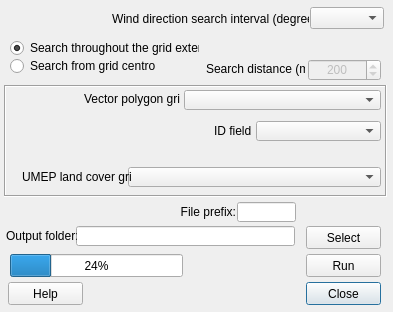
Before: the Qt Designer form LandCoverFractionGrid/landcoverfraction_grid_dialog_base.ui in UMEP-dev/UMEP, drawn with Qt 5.
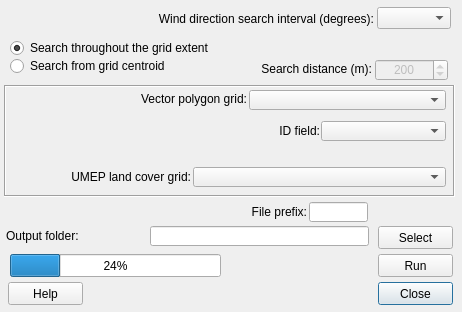
After: the same form once the commit is applied.

```diff
--- a/LandCoverFractionGrid/landcoverfraction_grid_dialog_base.ui
+++ b/LandCoverFractionGrid/landcoverfraction_grid_dialog_base.ui
@@ -6,7 +6,7 @@
    <rect>
     <x>0</x>
     <y>0</y>
-    <width>393</width>
+    <width>462</width>
     <height>312</height>
    </rect>
   </property>
@@ -16,7 +16,7 @@
   <widget class="QComboBox" name="degreeBox">
    <property name="geometry">
     <rect>
-     <x>310</x>
+     <x>377</x>
      <y>7</y>
      <width>74</width>
      <height>22</height>
@@ -28,7 +28,7 @@
     <rect>
      <x>4</x>
      <y>85</y>
-     <width>383</width>
+     <width>451</width>
      <height>112</height>
     </rect>
    </property>
@@ -41,7 +41,7 @@
    <widget class="QComboBox" name="comboBox_Polygrid">
     <property name="geometry">
      <rect>
-      <x>180</x>
+      <x>245</x>
       <y>5</y>
       <width>197</width>
       <height>20</height>
@@ -58,7 +58,7 @@
    <widget class="QComboBox" name="comboBox_lcgrid">
     <property name="geometry">
      <rect>
-      <x>124</x>
+      <x>189</x>
       <y>82</y>
       <width>253</width>
       <height>20</height>
@@ -70,13 +70,16 @@
      <rect>
       <x>18</x>
       <y>84</y>
-      <width>109</width>
+      <width>169</width>
       <height>16</height>
      </rect>
     </property>
     <property name="text">
      <string>UMEP land cover grid:</string>
     </property>
+    <property name="alignment">
+     <set>Qt::AlignRight|Qt::AlignTrailing|Qt::AlignVCenter</set>
+    </property>
     <property name="buddy">
      <cstring>comboBox_lcgrid</cstring>
     </property>
@@ -84,7 +87,7 @@
    <widget class="QComboBox" name="comboBox_Field">
     <property name="geometry">
      <rect>
-      <x>252</x>
+      <x>317</x>
       <y>36</y>
       <width>125</width>
       <height>20</height>
@@ -99,13 +102,16 @@
      <rect>
       <x>80</x>
       <y>6</y>
-      <width>96</width>
+      <width>163</width>
       <height>16</height>
      </rect>
     </property>
     <property name="text">
      <string>Vector polygon grid:</string>
     </property>
+    <property name="alignment">
+     <set>Qt::AlignRight|Qt::AlignTrailing|Qt::AlignVCenter</set>
+    </property>
     <property name="buddy">
      <cstring>comboBox_Polygrid</cstring>
     </property>
@@ -115,13 +121,16 @@
      <rect>
       <x>210</x>
       <y>38</y>
-      <width>38</width>
+      <width>106</width>
       <height>16</height>
      </rect>
     </property>
     <property name="text">
      <string>ID field:</string>
     </property>
+    <property name="alignment">
+     <set>Qt::AlignRight|Qt::AlignTrailing|Qt::AlignVCenter</set>
+    </property>
    </widget>
   </widget>
   <widget class="QPushButton" name="closeButton">
@@ -130,7 +139,7 @@
    </property>
    <property name="geometry">
     <rect>
-     <x>306</x>
+     <x>378</x>
      <y>282</y>
      <width>75</width>
      <height>23</height>
@@ -143,7 +152,7 @@
   <widget class="QLineEdit" name="textOutput">
    <property name="geometry">
     <rect>
-     <x>76</x>
+     <x>150</x>
      <y>226</y>
      <width>219</width>
      <height>20</height>
@@ -155,13 +164,16 @@
     <rect>
      <x>112</x>
      <y>11</y>
-     <width>197</width>
+     <width>262</width>
      <height>16</height>
     </rect>
    </property>
    <property name="text">
     <string>Wind direction search interval (degrees):</string>
    </property>
+   <property name="alignment">
+    <set>Qt::AlignRight|Qt::AlignTrailing|Qt::AlignVCenter</set>
+   </property>
   </widget>
   <widget class="QPushButton" name="pushButtonHelp">
    <property name="geometry">
@@ -181,7 +193,7 @@
     <rect>
      <x>10</x>
      <y>57</y>
-     <width>145</width>
+     <width>208</width>
      <height>18</height>
     </rect>
    </property>
@@ -192,7 +204,7 @@
   <widget class="QPushButton" name="runButton">
    <property name="geometry">
     <rect>
-     <x>306</x>
+     <x>378</x>
      <y>254</y>
      <width>75</width>
      <height>23</height>
@@ -207,13 +219,16 @@
     <rect>
      <x>206</x>
      <y>61</y>
-     <width>99</width>
+     <width>166</width>
      <height>16</height>
     </rect>
    </property>
    <property name="text">
     <string>Search distance (m):</string>
    </property>
+   <property name="alignment">
+    <set>Qt::AlignRight|Qt::AlignTrailing|Qt::AlignVCenter</set>
+   </property>
   </widget>
   <widget class="QSpinBox" name="spinBoxDistance">
    <property name="enabled">
@@ -221,7 +236,7 @@
    </property>
    <property name="geometry">
     <rect>
-     <x>308</x>
+     <x>375</x>
      <y>59</y>
      <width>73</width>
      <height>22</height>
@@ -251,7 +266,7 @@
     <rect>
      <x>10</x>
      <y>39</y>
-     <width>189</width>
+     <width>253</width>
      <height>18</height>
     </rect>
    </property>
@@ -267,7 +282,7 @@
     <rect>
      <x>10</x>
      <y>254</y>
-     <width>173</width>
+     <width>211</width>
      <height>23</height>
     </rect>
    </property>
@@ -278,7 +293,7 @@
   <widget class="QPushButton" name="pushButtonSave">
    <property name="geometry">
     <rect>
-     <x>306</x>
+     <x>378</x>
      <y>226</y>
      <width>75</width>
      <height>23</height>
@@ -293,7 +308,7 @@
     <rect>
      <x>6</x>
      <y>228</y>
-     <width>71</width>
+     <width>142</width>
      <height>16</height>
     </rect>
    </property>
@@ -306,7 +321,7 @@
     <rect>
      <x>165</x>
      <y>204</y>
-     <width>71</width>
+     <width>142</width>
      <height>16</height>
     </rect>
    </property>
@@ -320,7 +335,7 @@
   <widget class="QLineEdit" name="textOutput_prefix">
    <property name="geometry">
     <rect>
-     <x>237</x>
+     <x>309</x>
      <y>202</y>
      <width>59</width>
      <height>20</height>
```
